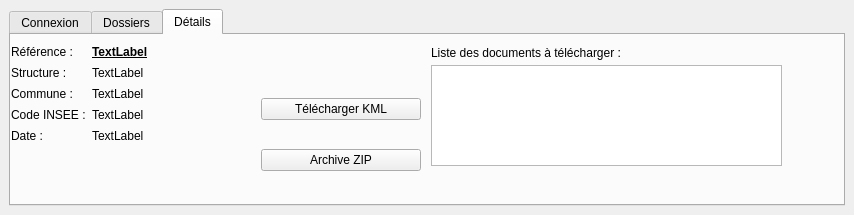
Before: the Qt Designer form ui_geofoncierconsultation.ui in Gustry/GeoFoncier-consultation, drawn with Qt 5.
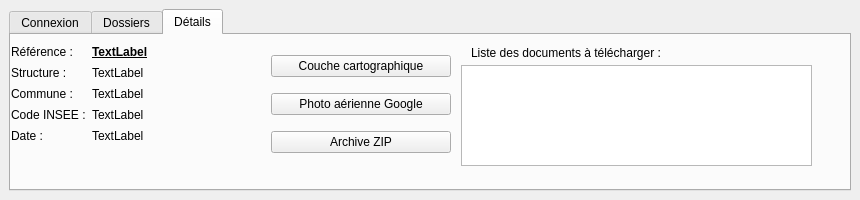
After: the same form once the commit is applied. The open tabs and pages were chosen to show the change. Icons and pictures are not drawn.

Commit message: Commentaires, accent fichier, projections des couches

The edit to the form file:
```diff
--- a/ui_geofoncierconsultation.ui
+++ b/ui_geofoncierconsultation.ui
@@ -6,8 +6,8 @@
    <rect>
     <x>0</x>
     <y>0</y>
-    <width>854</width>
-    <height>215</height>
+    <width>860</width>
+    <height>200</height>
    </rect>
   </property>
   <property name="sizePolicy">
@@ -19,7 +19,7 @@
   <property name="minimumSize">
    <size>
     <width>684</width>
-    <height>195</height>
+    <height>200</height>
    </size>
   </property>
   <property name="windowTitle">
@@ -233,29 +233,6 @@
             </property>
            </spacer>
           </item>
-          <item>
-           <widget class="QPushButton" name="pushButton_couche_osm">
-            <property name="text">
-             <string>Couche cartographique</string>
-            </property>
-            <property name="icon">
-             <iconset>
-              <normalon>:/resources/map</normalon>
-             </iconset>
-            </property>
-           </widget>
-          </item>
-          <item>
-           <widget class="QPushButton" name="pushButton_couche_gsat">
-            <property name="text">
-             <string>Photo aérienne Google</string>
-            </property>
-            <property name="icon">
-             <iconset resource="resources.qrc">
-              <normaloff>:/resources/map</normaloff>:/resources/map</iconset>
-            </property>
-           </widget>
-          </item>
           <item>
            <spacer name="horizontalSpacer_2">
             <property name="orientation">
@@ -328,7 +305,7 @@
        <widget class="QListWidget" name="listWidget_details">
         <property name="geometry">
          <rect>
-          <x>420</x>
+          <x>450</x>
           <y>30</y>
           <width>351</width>
           <height>101</height>
@@ -338,7 +315,7 @@
        <widget class="QLabel" name="label">
         <property name="geometry">
          <rect>
-          <x>420</x>
+          <x>460</x>
           <y>10</y>
           <width>201</width>
           <height>16</height>
@@ -351,17 +328,33 @@
        <widget class="QWidget" name="verticalLayoutWidget">
         <property name="geometry">
          <rect>
-          <x>250</x>
-          <y>40</y>
-          <width>160</width>
+          <x>260</x>
+          <y>10</y>
+          <width>180</width>
           <height>121</height>
          </rect>
         </property>
         <layout class="QVBoxLayout" name="verticalLayout_2">
          <item>
-          <widget class="QPushButton" name="pushButton_telecharger_kml">
+          <widget class="QPushButton" name="pushButton_couche_osm">
            <property name="text">
-            <string>Télécharger KML</string>
+            <string>Couche cartographique</string>
+           </property>
+           <property name="icon">
+            <iconset>
+             <normalon>:/resources/map</normalon>
+            </iconset>
+           </property>
+          </widget>
+         </item>
+         <item>
+          <widget class="QPushButton" name="pushButton_couche_gsat">
+           <property name="text">
+            <string>Photo aérienne Google</string>
+           </property>
+           <property name="icon">
+            <iconset resource="resources_rc.qrc">
+             <normaloff>:/resources/map</normaloff>:/resources/map</iconset>
            </property>
           </widget>
          </item>
```
Left out of the diff: 12 changed lines with no effect on the pictures. The commit also changes 7 other files.
